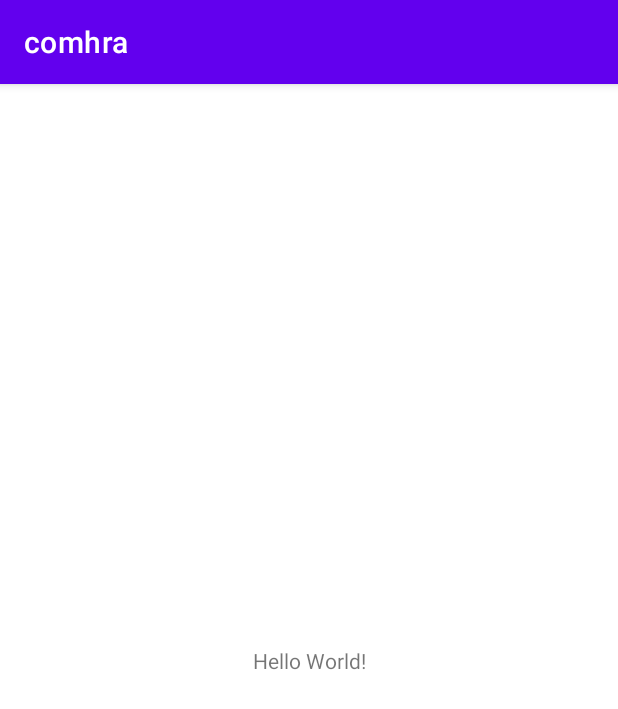
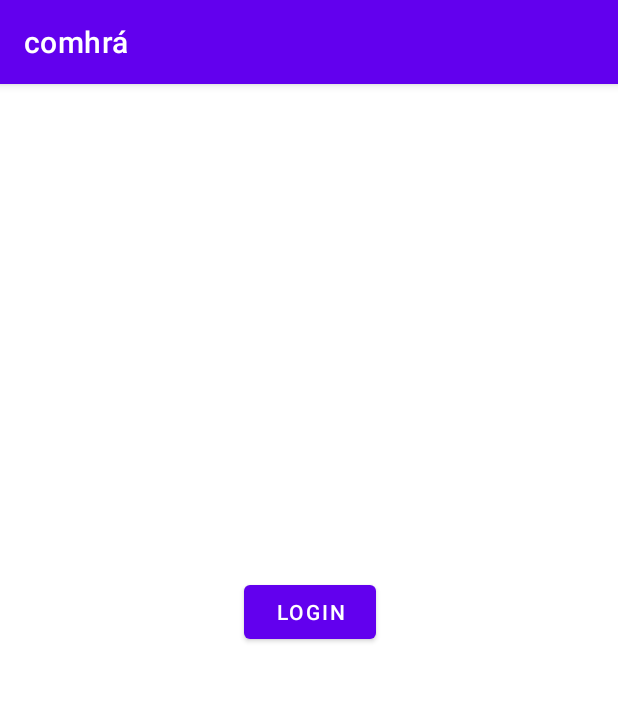
Before and after one commit to Kelly-Ryan/comhra, an Android app: the screen it shows after launch (MainActivity), on a phone screen of 412 x 824 dp. Shown: the top 709 px of the screen. Run offline under Robolectric (Android 15) with nearby library versions, the phone set to English and light mode, and no system bars; our stand-ins replace Firebase (no records; nobody signed in at launch, a user with empty details on screens opened directly); libraries missing offline, so code that uses them is left out: com.firebase.ui; 1 statement that could not run was skipped.

Commit message:
Basic login/authentication working

```diff
--- a/app/src/main/AndroidManifest.xml
+++ b/app/src/main/AndroidManifest.xml
@@ -5,7 +5,7 @@
     <application
         android:allowBackup="true"
         android:icon="@mipmap/ic_launcher"
-        android:label="@string/app_name"
+        android:label="@string/comhrá"
         android:roundIcon="@mipmap/ic_launcher_round"
         android:supportsRtl="true"
         android:theme="@style/Theme.Comhra">
--- /dev/null
+++ b/app/src/main/java/com/github/ulkellyryan/comhra/Login.java
@@ -0,0 +1,101 @@
+package com.github.ulkellyryan.comhra;
+
+import android.content.Intent;
+import android.os.Bundle;
+
+import androidx.annotation.NonNull;
+import androidx.annotation.Nullable;
+import androidx.fragment.app.Fragment;
+import androidx.navigation.Navigation;
+
+import android.view.LayoutInflater;
+import android.view.View;
+import android.view.ViewGroup;
+import android.widget.Button;
+
+import com.firebase.ui.auth.AuthUI;
+import com.firebase.ui.auth.ErrorCodes;
+import com.firebase.ui.auth.IdpResponse;
+import com.google.firebase.auth.FirebaseAuth;
+import com.google.firebase.auth.FirebaseUser;
+
+import java.util.Arrays;
+import java.util.List;
+
+import static android.app.Activity.RESULT_OK;
+
+/**
+ * A simple {@link Fragment} subclass.
+ * Use the {@link Login#newInstance} factory method to
+ * create an instance of this fragment.
+ */
+public class Login extends Fragment {
+
+    //Request Code - we need to do this so that once the authentication process has completed and
+    // Firebase Authentication returns data to our Activity, we have a way of picking up this data
+    // via a unique request code
+    private final int RC_SIGN_IN = 123;
+    View loginView;                     //allows the Login Button View to be accessible to the onActivityResult(int requestCode, int resultCode, Intent data) method
+
+    public Login() {
+        // Required empty public constructor
+    }
+
+    public static Login newInstance(String param1, String param2) {
+        Login fragment = new Login();
+        Bundle args = new Bundle();
+        fragment.setArguments(args);
+        return fragment;
+    }
+
+    @Override
+    public void onCreate(Bundle savedInstanceState) {
+        super.onCreate(savedInstanceState);
+    }
+
+    @Override
+    public View onCreateView(LayoutInflater inflater, ViewGroup container,
+                             Bundle savedInstanceState) {
+        // Inflate the layout for this fragment
+        return inflater.inflate(R.layout.fragment_login, container, false);
+    }
+
+    @Override
+    public void onViewCreated(@NonNull View view, @Nullable Bundle savedInstanceState){
+        super.onViewCreated(view, savedInstanceState);
+
+        //email is chosen authentication method
+        List<AuthUI.IdpConfig> providers = Arrays.asList(new AuthUI.IdpConfig.EmailBuilder().build());
+
+        Button loginButton = view.findViewById(R.id.loginButton);
+        loginButton.setOnClickListener(new View.OnClickListener() {
+            @Override
+            public void onClick(View v) {
+                loginView = v;
+                startActivityForResult(AuthUI.getInstance().createSignInIntentBuilder().setAvailableProviders(providers).build(), RC_SIGN_IN);
+            }
+        });
+    }
+
+    public void onActivityResult(int requestCode, int resultCode, Intent data){
+        super.onActivityResult(requestCode, resultCode, data);
+
+        if(requestCode == RC_SIGN_IN){
+            IdpResponse response = IdpResponse.fromResultIntent(data);
+
+            if(resultCode == RESULT_OK){
+                //on successful login display news feed
+                Navigation.findNavController(loginView).navigate(R.id.action_login_to_newsFeed);
+            } else {
+                if (response == null) {
+                    System.out.println("Sign in cancelled");
+                    return;
+                }
+                if (response.getError().getErrorCode() == ErrorCodes.NO_NETWORK) {
+                    System.out.println("No internet connection");
+                    return;
+                }
+            }
+        }
+    }
+}
--- a/app/src/main/java/com/github/ulkellyryan/comhra/MainActivity.java
+++ b/app/src/main/java/com/github/ulkellyryan/comhra/MainActivity.java
@@ -2,9 +2,21 @@ package com.github.ulkellyryan.comhra;
 
 import androidx.appcompat.app.AppCompatActivity;
 
+import android.content.Intent;
 import android.os.Bundle;
+import android.view.View;
+
+import com.firebase.ui.auth.AuthUI;
+import com.firebase.ui.auth.ErrorCodes;
+import com.firebase.ui.auth.IdpResponse;
+import com.google.firebase.auth.FirebaseAuth;
+
+import java.util.Arrays;
+import java.util.List;
 
 public class MainActivity extends AppCompatActivity {
+
+    private int RC_SIGN_IN = 123;
 
     @Override
     protected void onCreate(Bundle savedInstanceState) {
--- a/app/src/main/res/layout/activity_main.xml
+++ b/app/src/main/res/layout/activity_main.xml
@@ -6,13 +6,13 @@
     android:layout_height="match_parent"
     tools:context=".MainActivity">
 
-    <TextView
-        android:layout_width="wrap_content"
-        android:layout_height="wrap_content"
-        android:text="Hello World!"
-        app:layout_constraintBottom_toBottomOf="parent"
-        app:layout_constraintLeft_toLeftOf="parent"
-        app:layout_constraintRight_toRightOf="parent"
-        app:layout_constraintTop_toTopOf="parent" />
-
+    <fragment
+        android:id="@+id/fragment"
+        android:name="androidx.navigation.fragment.NavHostFragment"
+        android:layout_width="match_parent"
+        android:layout_height="match_parent"
+        app:defaultNavHost="true"
+        app:navGraph="@navigation/nav_graph"
+        tools:layout_editor_absoluteX="146dp"
+        tools:layout_editor_absoluteY="244dp" />
 </androidx.constraintlayout.widget.ConstraintLayout>
--- /dev/null
+++ b/app/src/main/res/layout/fragment_login.xml
@@ -0,0 +1,25 @@
+<?xml version="1.0" encoding="utf-8"?>
+<androidx.constraintlayout.widget.ConstraintLayout xmlns:android="http://schemas.android.com/apk/res/android"
+    xmlns:app="http://schemas.android.com/apk/res-auto"
+    xmlns:tools="http://schemas.android.com/tools"
+    android:id="@+id/constraintLayout"
+    android:layout_width="match_parent"
+    android:layout_height="match_parent"
+    tools:context=".Login">
+
+    <Button
+        android:id="@+id/loginButton"
+        android:layout_width="wrap_content"
+        android:layout_height="wrap_content"
+        android:layout_marginStart="160dp"
+        android:layout_marginLeft="160dp"
+        android:layout_marginEnd="159dp"
+        android:layout_marginRight="159dp"
+        android:layout_marginBottom="392dp"
+        android:onClick="onClickLogIn"
+        android:text="@string/loginButtonText"
+        app:layout_constraintBottom_toBottomOf="parent"
+        app:layout_constraintEnd_toEndOf="parent"
+        app:layout_constraintHorizontal_bias="0.5"
+        app:layout_constraintStart_toStartOf="parent" />
+</androidx.constraintlayout.widget.ConstraintLayout>
--- /dev/null
+++ b/app/src/main/res/navigation/nav_graph.xml
@@ -0,0 +1,22 @@
+<?xml version="1.0" encoding="utf-8"?>
+<navigation xmlns:android="http://schemas.android.com/apk/res/android"
+    xmlns:app="http://schemas.android.com/apk/res-auto"
+    xmlns:tools="http://schemas.android.com/tools"
+    android:id="@+id/nav_graph"
+    app:startDestination="@id/login">
+
+    <fragment
+        android:id="@+id/login"
+        android:name="com.github.ulkellyryan.comhra.Login"
+        android:label="fragment_login"
+        tools:layout="@layout/fragment_login" >
+        <action
+            android:id="@+id/action_login_to_newsFeed"
+            app:destination="@id/newsFeed" />
+    </fragment>
+    <fragment
+        android:id="@+id/newsFeed"
+        android:name="com.github.ulkellyryan.comhra.NewsFeed"
+        android:label="fragment_news_feed"
+        tools:layout="@layout/fragment_news_feed" />
+</navigation>
--- a/app/src/main/res/values/strings.xml
+++ b/app/src/main/res/values/strings.xml
@@ -1,3 +1,7 @@
 <resources>
     <string name="app_name">comhra</string>
+    <!-- TODO: Remove or change this placeholder text -->
+    <string name="hello_blank_fragment">Hello blank fragment</string>
+    <string name="loginButtonText">Login</string>
+    <string name="comhrá">comhrá</string>
 </resources>
--- a/build.gradle
+++ b/build.gradle
@@ -6,6 +6,7 @@ buildscript {
     }
     dependencies {
         classpath "com.android.tools.build:gradle:4.1.0"
+        classpath 'com.google.gms:google-services:4.3.3'
 
         // NOTE: Do not place your application dependencies here; they belong
         // in the individual module build.gradle files
```
Also changed, not shown: app/build.gradle (+19 -7 lines), app/src/main/java/com/github/ulkellyryan/comhra/NewsFeed.java (added, +37 -0 lines), app/src/main/java/com/github/ulkellyryan/comhra/Post.java (added, +38 -0 lines), app/src/main/java/com/github/ulkellyryan/comhra/User.java (added, +12 -0 lines), app/src/main/res/layout/fragment_news_feed.xml (added, +14 -0 lines), 1 other file.
